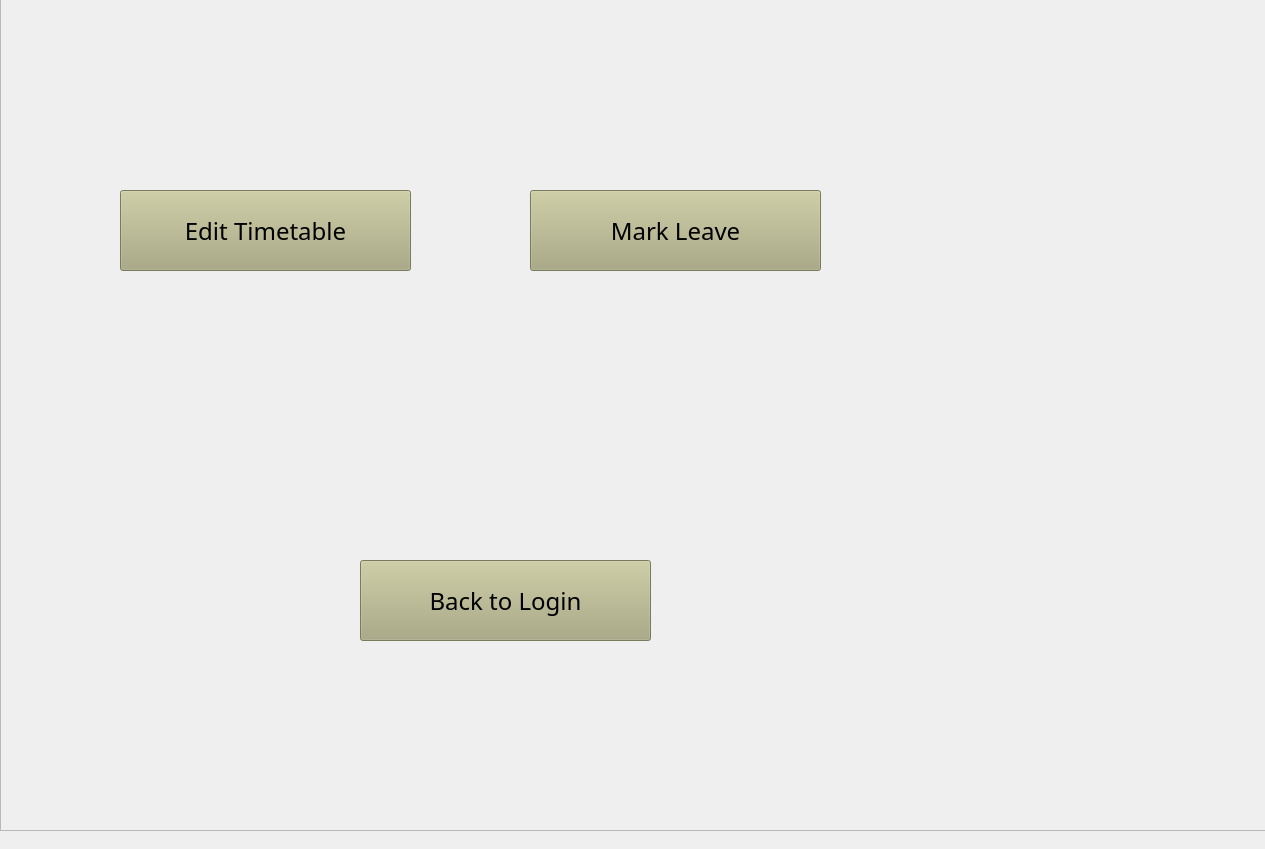
First picture: the form in GUI_Final/TeacherPortal1.ui, repository VaradMash/Teacher_Finder, before the edit.
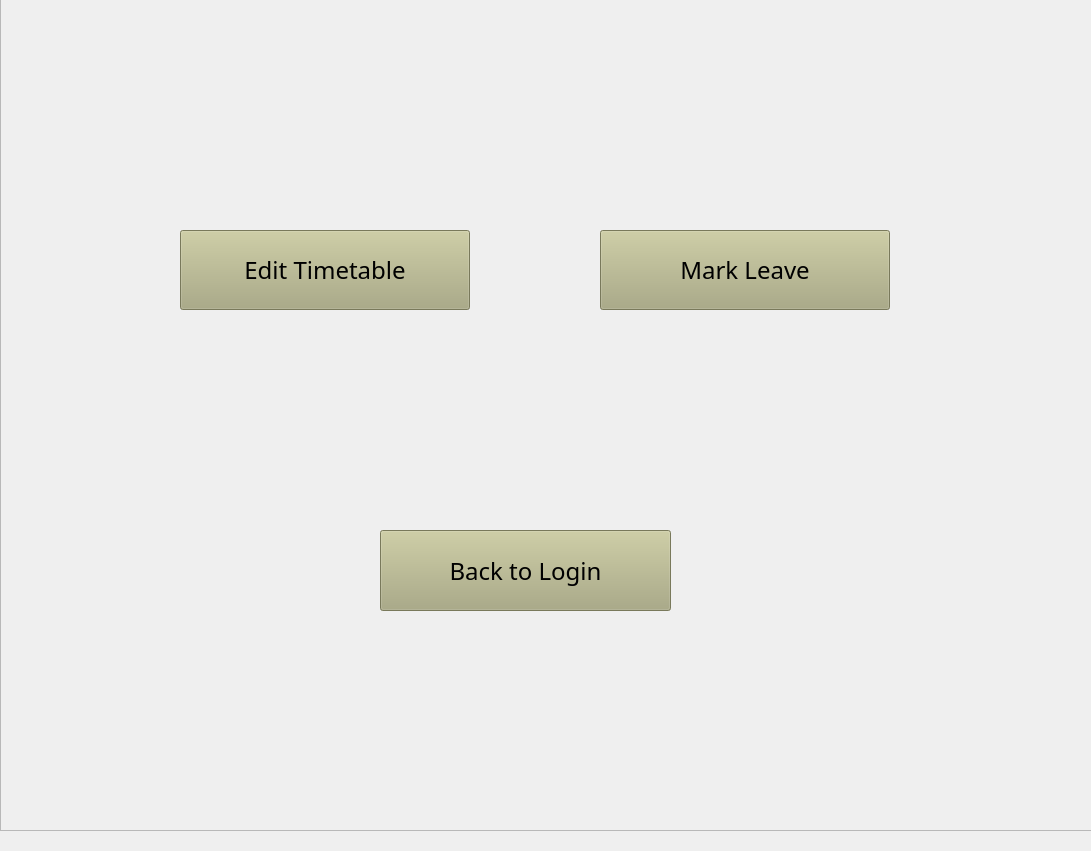
Second picture: the form after the edit. Icons and pictures are not drawn.

Patch:
```diff
--- a/GUI_Final/TeacherPortal1.ui
+++ b/GUI_Final/TeacherPortal1.ui
@@ -6,8 +6,8 @@
    <rect>
     <x>0</x>
     <y>0</y>
-    <width>1265</width>
-    <height>849</height>
+    <width>1091</width>
+    <height>851</height>
    </rect>
   </property>
   <property name="windowTitle">
@@ -35,8 +35,8 @@
     <widget class="QPushButton" name="backPB">
      <property name="geometry">
       <rect>
-       <x>360</x>
-       <y>580</y>
+       <x>380</x>
+       <y>550</y>
        <width>291</width>
        <height>81</height>
       </rect>
@@ -57,10 +57,10 @@
     <widget class="QPushButton" name="EditTTPB">
      <property name="geometry">
       <rect>
-       <x>120</x>
-       <y>210</y>
-       <width>291</width>
-       <height>81</height>
+       <x>180</x>
+       <y>250</y>
+       <width>290</width>
+       <height>80</height>
       </rect>
      </property>
      <property name="font">
@@ -79,10 +79,10 @@
     <widget class="QPushButton" name="MarkLeavePB">
      <property name="geometry">
       <rect>
-       <x>530</x>
-       <y>210</y>
-       <width>291</width>
-       <height>81</height>
+       <x>600</x>
+       <y>250</y>
+       <width>290</width>
+       <height>80</height>
       </rect>
      </property>
      <property name="font">
```
